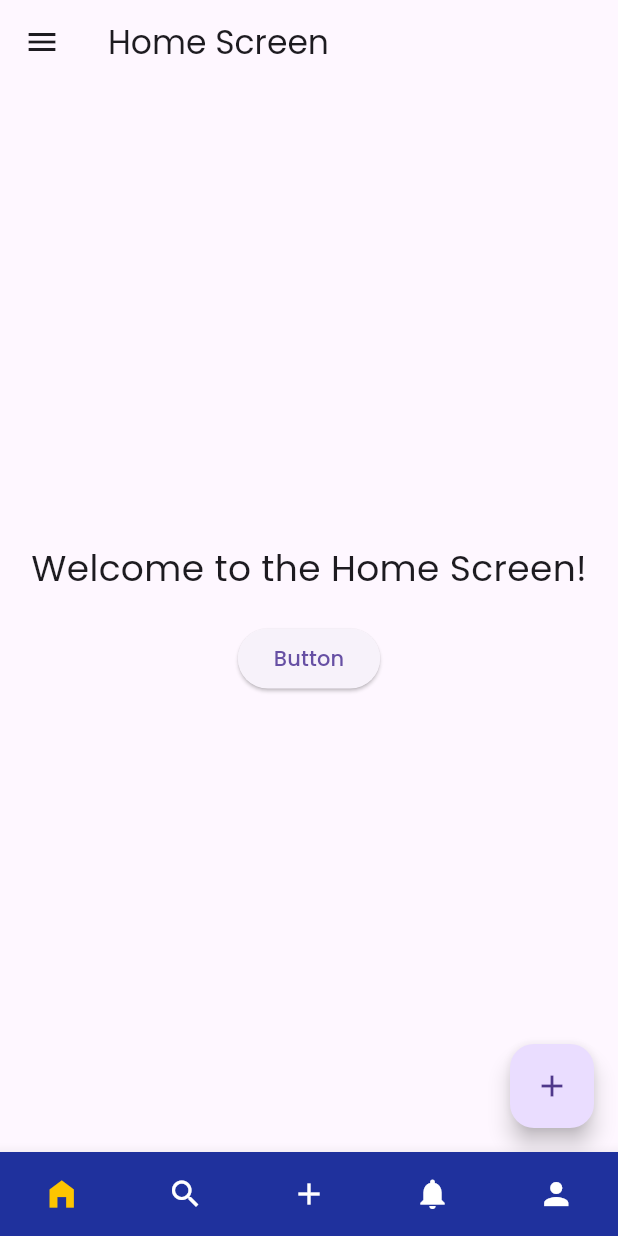
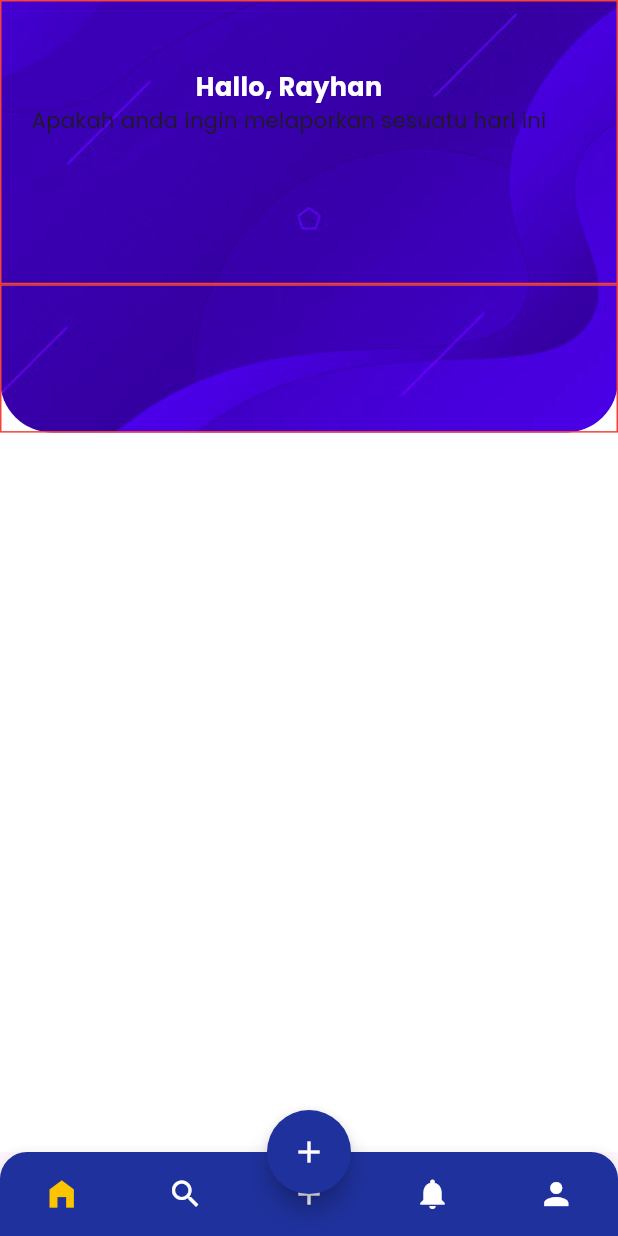
Before and after one commit to rayhanzz772/pmi_jateng, a Flutter app: the BottomBar screen opened by its route, on a phone screen of 412 x 824 dp. Run offline on Flutter 3.47's test engine with Material 3 defaults, Android fonts, the phone set to English and light mode, and no system bars; drawn by our look-alikes of animated_bottom_navigation_bar; our stand-ins replace bloc, equatable, firebase_auth, firebase_core, flutter_bloc; accounts and stored records are empty.

Commit message:
fix bottom bar

```diff
--- a/lib/views/bottom_bar/bottom_bar.dart
+++ b/lib/views/bottom_bar/bottom_bar.dart
@@ -6,6 +6,9 @@ import 'package:nuraga_app/views/lapor_screen/lapor_screen.dart';
 import 'package:nuraga_app/views/notification_screen/notification_screen.dart';
 import 'package:nuraga_app/views/profile_screen/profile_screen.dart';
 import 'package:nuraga_app/views/search_screen/search_screen.dart';
+
+import 'package:flutter/material.dart';
+import 'package:animated_bottom_navigation_bar/animated_bottom_navigation_bar.dart';
 
 class BottomBar extends StatefulWidget {
   @override
@@ -32,7 +35,7 @@ class _BottomBarState extends State<BottomBar> {
     pages = [
       HomeScreen(),
       SearchScreen(),
-      LaporScreen(),
+      Container(), // Placeholder for "Lapor" screen
       NotificationScreen(),
       ProfileScreen()
     ];
@@ -46,18 +49,7 @@ class _BottomBarState extends State<BottomBar> {
 
   @override
   Widget build(BuildContext context) {
-    return WillPopScope(
-      onWillPop: () async {
-        if (_bottomNavIndex != 0) {
-          _pageController.jumpToPage(0);
-          setState(() {
-            _bottomNavIndex = 0;
-          });
-          return false;
-        }
-        return true;
-      },
-      child: Scaffold(
+    return Scaffold(
       body: PageView(
         controller: _pageController,
         children: pages,
@@ -67,21 +59,40 @@ class _BottomBarState extends State<BottomBar> {
           });
         },
       ),
+      floatingActionButton: FloatingActionButton(
+        onPressed: () {
+          _pageController.jumpToPage(2); // Jump to the "Lapor" screen
+          setState(() {
+            _bottomNavIndex = 2; // Update the bottom nav index
+          });
+        },
+        backgroundColor: kPrimaryColor,
+        shape: RoundedRectangleBorder(
+          borderRadius: BorderRadius.circular(80.0),
+        ),
+        child: Icon(
+          Icons.add,
+          color: kPrimaryWhite,
+        ),
+      ),
+      floatingActionButtonLocation: FloatingActionButtonLocation.centerDocked,
       bottomNavigationBar: AnimatedBottomNavigationBar(
+        icons: iconList,
         activeColor: kPrimaryYellow,
         splashColor: kPrimaryGrey,
         inactiveColor: kPrimaryWhite,
         backgroundColor: kPrimaryColor,
-          leftCornerRadius: 0,
-          rightCornerRadius: 0,
+        leftCornerRadius: 18,
+        rightCornerRadius: 18,
+        activeIndex: _bottomNavIndex,
         gapLocation: GapLocation.none,
-          notchSmoothness: NotchSmoothness.defaultEdge,
-          icons: iconList,
-          activeIndex: _bottomNavIndex,
+        notchSmoothness: NotchSmoothness.softEdge,
         onTap: (index) {
+          setState(() {
             _pageController.jumpToPage(index);
+            _bottomNavIndex = index;
+          });
         },
-        ),
       ),
     );
   }
--- a/lib/views/home_screen/home_screen.dart
+++ b/lib/views/home_screen/home_screen.dart
@@ -1,69 +1,68 @@
 // home_screen.dart
 import 'package:flutter/material.dart';
+import 'package:nuraga_app/utils/color/constant.dart';
 
 class HomeScreen extends StatelessWidget {
   @override
   Widget build(BuildContext context) {
     return Scaffold(
-      appBar: AppBar(
-        title: Text('Home Screen'),
+      backgroundColor: kPrimaryWhite,
+      body: Container(
+        child: Column(
+          children: [
+            Container(
+              height: MediaQuery.of(context).size.height * 0.35,
+              decoration: BoxDecoration(
+                  image: DecorationImage(
+                      image: AssetImage('assets/images/background_home.png'),
+                      fit: BoxFit.cover),
+                  borderRadius: BorderRadius.only(
+                      bottomRight: Radius.circular(35),
+                      bottomLeft: Radius.circular(35))),
+              child: Column(
+                children: [
+                  Container(
+                    height: MediaQuery.of(context).size.height * 0.23,
+                    padding: EdgeInsets.only(top: 45, left: 20),
+                    decoration:
+                        BoxDecoration(border: Border.all(color: Colors.red)),
+                    child: Row(
+                      children: [
+                        Container(
+                          child: Column(
+                            children: [
+                              Text(
+                                'Hallo, Rayhan',
+                                style: TextStyle(
+                                    fontFamily: 'poppins',
+                                    fontSize: 17,
+                                    fontWeight: FontWeight.w700,
+                                    color: kPrimaryWhite),
                               ),
-      drawer: Drawer(
-        child: ListView(
-          padding: EdgeInsets.zero,
-          children: <Widget>[
-            DrawerHeader(
-              decoration: BoxDecoration(
-                color: Colors.blue,
+                              Text(
+                                'Apakah anda ingin melaporkan sesuatu hari ini',
+                                style: TextStyle(
+                                  fontFamily: 'poppins',
                                 ),
-              child: Text(
-                'Drawer Header',
-                style: TextStyle(
-                  color: Colors.white,
-                  fontSize: 24,
+                              )
+                            ],
                           ),
                         ),
+                        Container(),
+                      ],
                     ),
-            ListTile(
-              leading: Icon(Icons.home),
-              title: Text('Home'),
-              onTap: () {
-                Navigator.pop(context);
-              },
                   ),
-            ListTile(
-              leading: Icon(Icons.settings),
-              title: Text('Settings'),
-              onTap: () {
-                Navigator.pop(context);
-              },
+                  Container(
+                    height: MediaQuery.of(context).size.height * 0.12,
+                    decoration:
+                        BoxDecoration(border: Border.all(color: Colors.red)),
                   ),
                 ],
               ),
             ),
-      body: Center(
-        child: Column(
-          mainAxisAlignment: MainAxisAlignment.center,
-          children: <Widget>[
-            Text(
-              'Welcome to the Home Screen!',
-              style: TextStyle(fontSize: 24),
-            ),
-            SizedBox(height: 20),
-            ElevatedButton(
-              onPressed: () {
-                // Add your onPressed code here!
-              },
-              child: Text('Button'),
-            ),
+            Container(),
           ],
         ),
-      ),
-      floatingActionButton: FloatingActionButton(
-        onPressed: () {
-          // Add your onPressed code here!
-        },
-        child: Icon(Icons.add),
       ),
     );
   }
```
Also changed, not shown: assets/images/background_home.png (added). Lines whose indentation alone changed are shown as unchanged.
